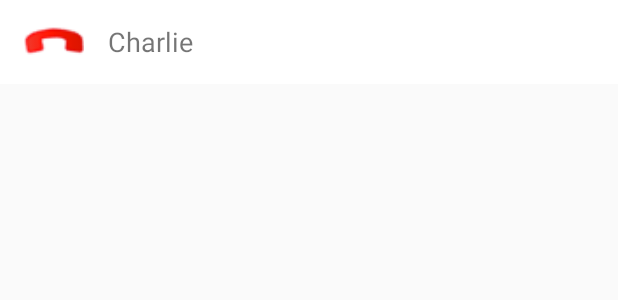
After one commit to sojeongyim/apprtc_androidapp, an Android app: the layout chat_message.xml on its own in the app's theme, with its tools: preview values and no code run, on a phone screen of 412 x 824 dp. The commit adds this screen. Shown: the top 300 px of the screen. Run offline under Robolectric (Android 15) with nearby library versions, the phone set to English and light mode, and no system bars.

Commit message:
List View added

```diff
--- a/app/build.gradle
+++ b/app/build.gradle
@@ -39,6 +39,7 @@ dependencies {
     //noinspection GradleCompatible
     implementation 'com.android.support:appcompat-v7:23.4.0'
     implementation 'com.android.support.constraint:constraint-layout:1.1.3'
+    implementation 'com.android.support:recyclerview-v7:23.4.0'
     compile files('libs/audio_device_java.jar')
     compile files('libs/autobanh.jar')
     compile files('libs/base_java.jar')
--- a/app/src/main/java/xyz/pulse9/sinabro/Message.java
+++ b/app/src/main/java/xyz/pulse9/sinabro/Message.java
@@ -13,4 +13,8 @@ public class Message {
         this.nickName = nickName;
         this.contents = contents;
     }
+
+    public String getMessage() {
+        return contents;
+    }
 }
--- /dev/null
+++ b/app/src/main/res/layout/chat_message.xml
@@ -0,0 +1,24 @@
+<?xml version="1.0" encoding="utf-8"?>
+<RelativeLayout xmlns:android="http://schemas.android.com/apk/res/android"
+    android:orientation="vertical"
+    android:background="#fff"
+    android:layout_width="match_parent"
+    android:layout_height="56dp">
+    <ImageView
+        android:src="@drawable/disconnect"
+        android:layout_marginStart="16dp"
+        android:layout_centerVertical="true"
+        android:layout_width="40dp"
+        android:layout_height="40dp"
+        android:layout_marginLeft="16dp" />
+
+    <TextView
+        android:id="@+id/contentsTxt"
+        android:layout_width="wrap_content"
+        android:layout_height="wrap_content"
+        android:layout_centerVertical="true"
+        android:layout_marginLeft="72dp"
+        android:layout_marginStart="72dp"
+        android:text="Charlie"
+        android:textSize="18sp" />
+</RelativeLayout>
```
Also changed, not shown: app/src/main/AndroidManifest.xml (+6 -6 lines), app/src/main/java/xyz/pulse9/sinabro/ChatAdapter.java (added, +107 -0 lines), app/src/main/java/xyz/pulse9/sinabro/ChattingActivity.java (+69 -13 lines), app/src/main/res/layout/activity_chatting.xml (+16 -5 lines).
